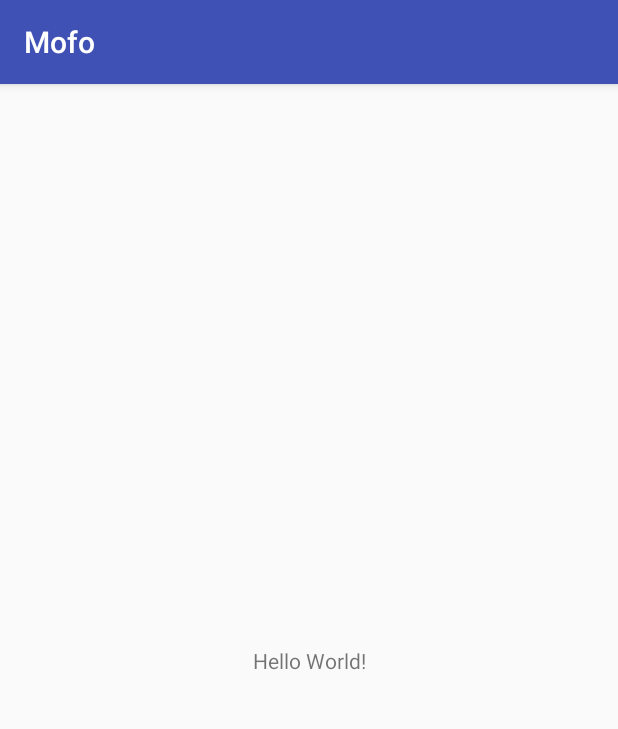
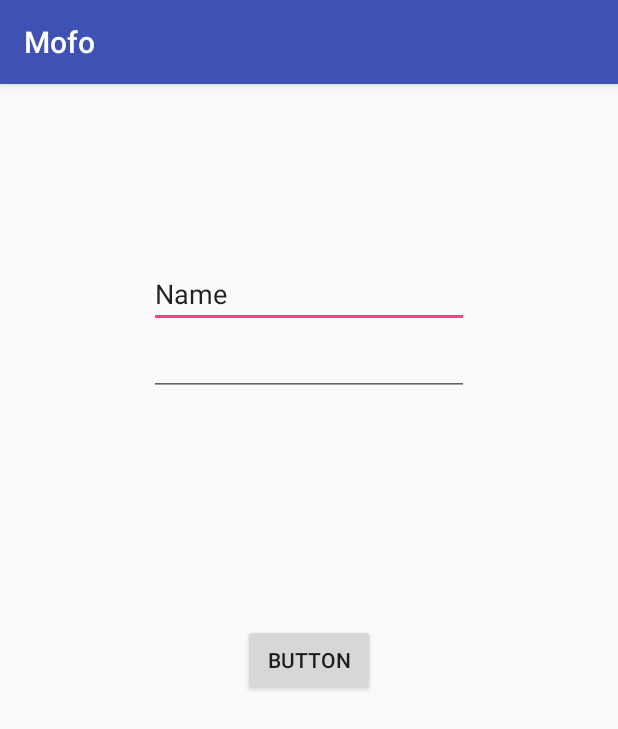
Before and after one commit to fadhilrizal/MOFO, an Android app: the screen it shows after launch (MainActivity), on a phone screen of 412 x 824 dp. Shown: the top 729 px of the screen. Run offline under Robolectric (Android 15) with nearby library versions, the phone set to English and light mode, and no system bars.

Commit message:
first Login Template

```diff
--- a/app/src/main/res/layout/activity_main.xml
+++ b/app/src/main/res/layout/activity_main.xml
@@ -1,18 +1,37 @@
 <?xml version="1.0" encoding="utf-8"?>
-<android.support.constraint.ConstraintLayout xmlns:android="http://schemas.android.com/apk/res/android"
+<RelativeLayout xmlns:android="http://schemas.android.com/apk/res/android"
     xmlns:app="http://schemas.android.com/apk/res-auto"
     xmlns:tools="http://schemas.android.com/tools"
     android:layout_width="match_parent"
     android:layout_height="match_parent"
     tools:context="com.example.padhil.mofo.MainActivity">
 
-    <TextView
+    <EditText
+        android:id="@+id/editText"
         android:layout_width="wrap_content"
         android:layout_height="wrap_content"
-        android:text="Hello World!"
-        app:layout_constraintBottom_toBottomOf="parent"
-        app:layout_constraintLeft_toLeftOf="parent"
-        app:layout_constraintRight_toRightOf="parent"
-        app:layout_constraintTop_toTopOf="parent" />
+        android:layout_alignParentTop="true"
+        android:layout_centerHorizontal="true"
+        android:layout_marginTop="117dp"
+        android:ems="10"
+        android:inputType="textPersonName"
+        android:text="Name" />
 
-</android.support.constraint.ConstraintLayout>
+    <EditText
+        android:id="@+id/editText2"
+        android:layout_width="wrap_content"
+        android:layout_height="wrap_content"
+        android:layout_alignLeft="@+id/editText"
+        android:layout_alignStart="@+id/editText"
+        android:layout_below="@+id/editText"
+        android:ems="10"
+        android:inputType="textPassword" />
+
+    <Button
+        android:id="@+id/button"
+        android:layout_width="wrap_content"
+        android:layout_height="wrap_content"
+        android:layout_centerHorizontal="true"
+        android:layout_centerVertical="true"
+        android:text="Button" />
+</RelativeLayout>
```
